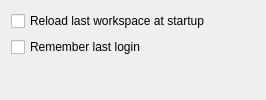
akapustiatyahoocouk/TimeTracker3, file Src.QT/tt3-gui/GeneralStartupPreferencesEditor.ui: the form before one commit.
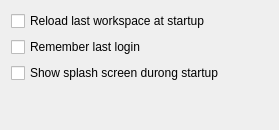
The form after the commit.

What changed in the file:
```diff
--- a/Src.QT/tt3-gui/GeneralStartupPreferencesEditor.ui
+++ b/Src.QT/tt3-gui/GeneralStartupPreferencesEditor.ui
@@ -6,8 +6,8 @@
    <rect>
     <x>0</x>
     <y>0</y>
-    <width>266</width>
-    <height>100</height>
+    <width>279</width>
+    <height>130</height>
    </rect>
   </property>
   <property name="windowTitle">
@@ -28,7 +28,7 @@
      </property>
     </widget>
    </item>
-   <item row="2" column="0">
+   <item row="3" column="0">
     <spacer name="verticalSpacer">
      <property name="orientation">
       <enum>Qt::Orientation::Vertical</enum>
@@ -41,6 +41,13 @@
      </property>
     </spacer>
    </item>
+   <item row="2" column="0">
+    <widget class="QCheckBox" name="showSplashScreenCheckBox">
+     <property name="text">
+      <string>Show splash screen durong startup</string>
+     </property>
+    </widget>
+   </item>
   </layout>
  </widget>
  <resources/>
```
Left out of the diff: 17 changed lines with no effect on the pictures.
